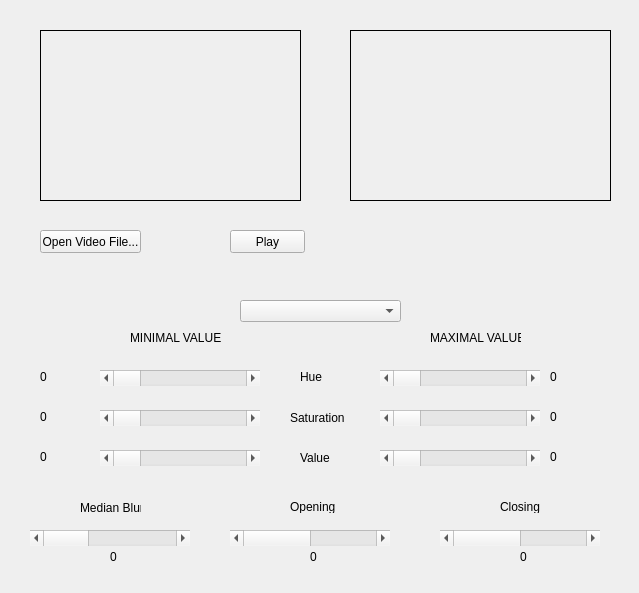
d1rkHH/InteractiveMusicPlayground, file ColorKeyer/videoplayer.ui: the form before one commit.
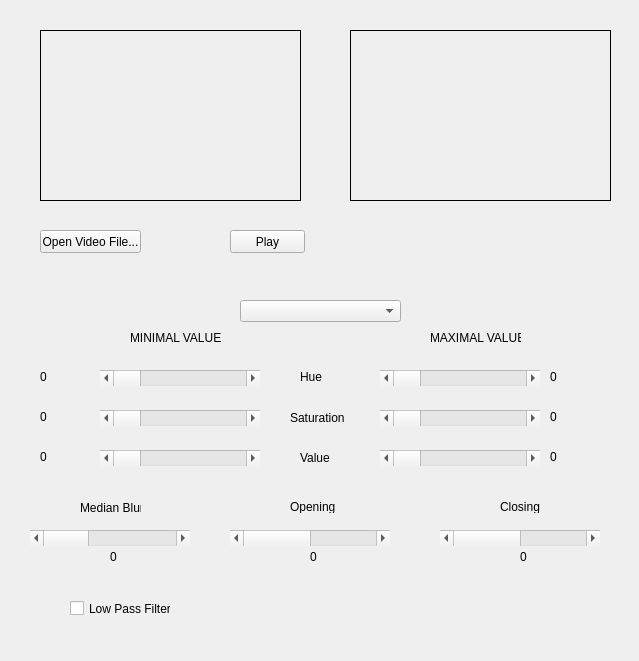
The form after the commit. Custom widgets are drawn as their Qt base class.

Commit message: Added EffectProcessor and an example Low Pass Filter

Patch:
```diff
--- a/ColorKeyer/videoplayer.ui
+++ b/ColorKeyer/videoplayer.ui
@@ -7,7 +7,7 @@
     <x>0</x>
     <y>0</y>
     <width>639</width>
-    <height>593</height>
+    <height>661</height>
    </rect>
   </property>
   <property name="windowTitle">
@@ -495,6 +495,19 @@
      <string>Closing</string>
     </property>
    </widget>
+   <widget class="QCheckBox" name="checkBox">
+    <property name="geometry">
+     <rect>
+      <x>70</x>
+      <y>600</y>
+      <width>101</width>
+      <height>17</height>
+     </rect>
+    </property>
+    <property name="text">
+     <string>Low Pass Filter</string>
+    </property>
+   </widget>
   </widget>
  </widget>
  <layoutdefault spacing="6" margin="11"/>
```
The commit also changes 9 other files.
